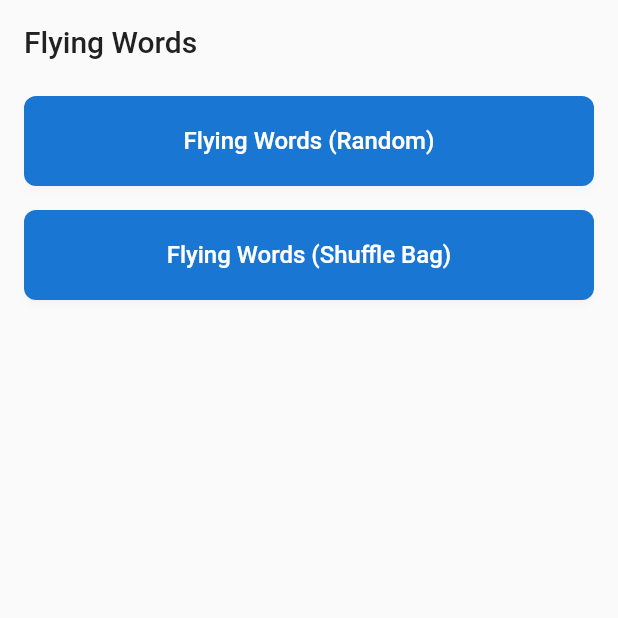
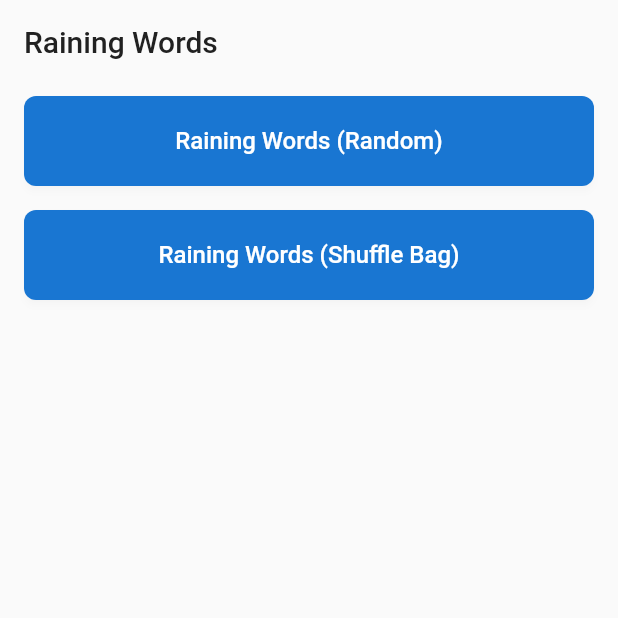
Before and after one commit to Roathy/flame-based-games, a Flutter app: the screen it shows after launch, on a phone screen of 412 x 824 dp, the top half of it. Run offline on Flutter 3.47's test engine with Material 3 defaults, Android fonts, the phone set to English and light mode, and no system bars; our stand-ins replace equatable, flutter_riverpod, flutter_tts, get_it, go_router; missing offline and left inert: flame.

Commit message:
edit name of game

```diff
--- a/lib/core/di/injection_container.dart
+++ b/lib/core/di/injection_container.dart
@@ -12,7 +12,7 @@ Future<void> init() async {
   // Register services and repositories here
   sl.registerLazySingleton(() => LevelManager());
 
-  // Flying Words Game
+  // Raining Words Game
   sl.registerLazySingleton<RainingWordsLocalDataSource>(
     () => RainingWordsLocalDataSourceImpl(),
   );
--- a/lib/core/games/data/repositories/level_manager.dart
+++ b/lib/core/games/data/repositories/level_manager.dart
@@ -16,10 +16,10 @@ class LevelManager {
     ),
     const GameLevelConfig(
       id: '2',
-      name: 'Flying Words',
+      name: 'Raining Words',
       gameType: FlameGameType.rainingWordsGame,
       difficulty: Difficulty.medium,
-      instruction: 'Tap the flying words in order!',
+      instruction: 'Tap the raining words in order!',
       parameters: {
         'word_list': ['hello', 'world', 'flutter', 'flame'],
         'speed': 100.0,
@@ -28,10 +28,10 @@ class LevelManager {
     ),
     const GameLevelConfig(
       id: '3',
-      name: 'Flying Words (Shuffle Bag)',
+      name: 'Raining Words (Shuffle Bag)',
       gameType: FlameGameType.rainingWordsGame,
       difficulty: Difficulty.medium,
-      instruction: 'Tap the flying words in order!',
+      instruction: 'Tap the raining words in order!',
       parameters: {
         'word_list': ['hello', 'world', 'flutter', 'flame'],
         'speed': 100.0,
--- a/lib/features/home/presentation/pages/home_page.dart
+++ b/lib/features/home/presentation/pages/home_page.dart
@@ -14,12 +14,12 @@ class HomePage extends ConsumerWidget {
   Widget build(BuildContext context, WidgetRef ref) {
     return Scaffold(
       appBar: AppBar(
-        title: Text('Flying Words', style: Theme.of(context).appBarTheme.titleTextStyle),
+        title: Text('Raining Words', style: Theme.of(context).appBarTheme.titleTextStyle),
       ),
       body: Column(
         children: [
           GameActivityButton(
-            title: 'Flying Words (Random)',
+            title: 'Raining Words (Random)',
             onPressed: () {
               final GameLevelConfig? rainingWordsLevel = LevelManager.levels.firstWhereOrNull(
                 (level) => level.id == '2',
@@ -35,7 +35,7 @@ class HomePage extends ConsumerWidget {
             },
           ),
           GameActivityButton(
-            title: 'Flying Words (Shuffle Bag)',
+            title: 'Raining Words (Shuffle Bag)',
             onPressed: () {
               final GameLevelConfig? rainingWordsLevel = LevelManager.levels.firstWhereOrNull(
                 (level) => level.id == '3',
--- a/lib/features/raining_words_game/data/datasources/raining_words_local_datasource.dart
+++ b/lib/features/raining_words_game/data/datasources/raining_words_local_datasource.dart
@@ -1,13 +1,13 @@
 import 'package:flame_based_games/features/raining_words_game/domain/entities/raining_word.dart';
 
 abstract class RainingWordsLocalDataSource {
-  Future<List<RainingWord>> getFlyingWords(List<String> wordList);
+  Future<List<RainingWord>> getRainingWords(List<String> wordList);
 }
 
 class RainingWordsLocalDataSourceImpl implements RainingWordsLocalDataSource {
   @override
-  Future<List<RainingWord>> getFlyingWords(List<String> wordList) async {
-    // Simulate fetching words, for now just convert strings to FlyingWord entities
+  Future<List<RainingWord>> getRainingWords(List<String> wordList) async {
+    // Simulate fetching words, for now just convert strings to RainingWord entities
     return wordList.map((word) => RainingWord(text: word, id: word)).toList();
   }
 }
--- a/lib/features/raining_words_game/data/repositories/raining_words_repository_impl.dart
+++ b/lib/features/raining_words_game/data/repositories/raining_words_repository_impl.dart
@@ -8,7 +8,7 @@ class RainingWordsRepositoryImpl implements RainingWordsRepository {
   RainingWordsRepositoryImpl({required this.localDataSource});
 
   @override
-  Future<List<RainingWord>> getFlyingWords(List<String> wordList) async {
-    return await localDataSource.getFlyingWords(wordList);
+  Future<List<RainingWord>> getRainingWords(List<String> wordList) async {
+    return await localDataSource.getRainingWords(wordList);
   }
 }
--- a/lib/features/raining_words_game/domain/repositories/raining_words_repository.dart
+++ b/lib/features/raining_words_game/domain/repositories/raining_words_repository.dart
@@ -1,5 +1,5 @@
 import '../entities/raining_word.dart';
 
 abstract class RainingWordsRepository {
-  Future<List<RainingWord>> getFlyingWords(List<String> wordList);
+  Future<List<RainingWord>> getRainingWords(List<String> wordList);
 }
--- a/lib/features/raining_words_game/domain/usecases/get_raining_words_usecase.dart
+++ b/lib/features/raining_words_game/domain/usecases/get_raining_words_usecase.dart
@@ -7,6 +7,6 @@ class GetRainingWordsUseCase {
   GetRainingWordsUseCase(this.repository);
 
   Future<List<RainingWord>> call(List<String> wordList) async {
-    return await repository.getFlyingWords(wordList);
+    return await repository.getRainingWords(wordList);
   }
 }
```
